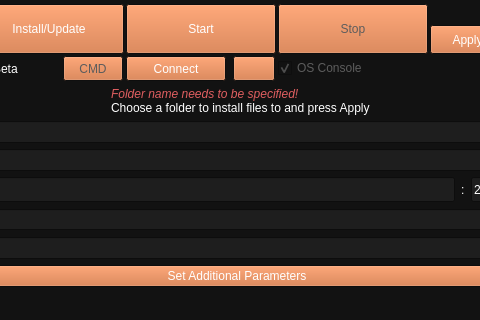
Before: the Qt Designer form ui/serverwindow.ui in metootem/TF2-Dedicated-Server-Manager, drawn with Qt 5; both pictures show x 161 to 641 and y 0 to 320 of the 969 by 800 pixel window.
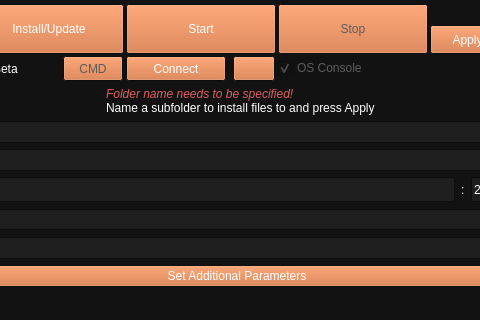
After: the same form once the commit is applied. Icons and pictures are not drawn.

```diff
--- a/ui/serverwindow.ui
+++ b/ui/serverwindow.ui
@@ -1794,7 +1794,7 @@
                </palette>
               </property>
               <property name="text">
-               <string>Choose a folder to install files to and press Apply</string>
+               <string>Name a subfolder to install files to and press Apply</string>
               </property>
              </widget>
             </item>
```
